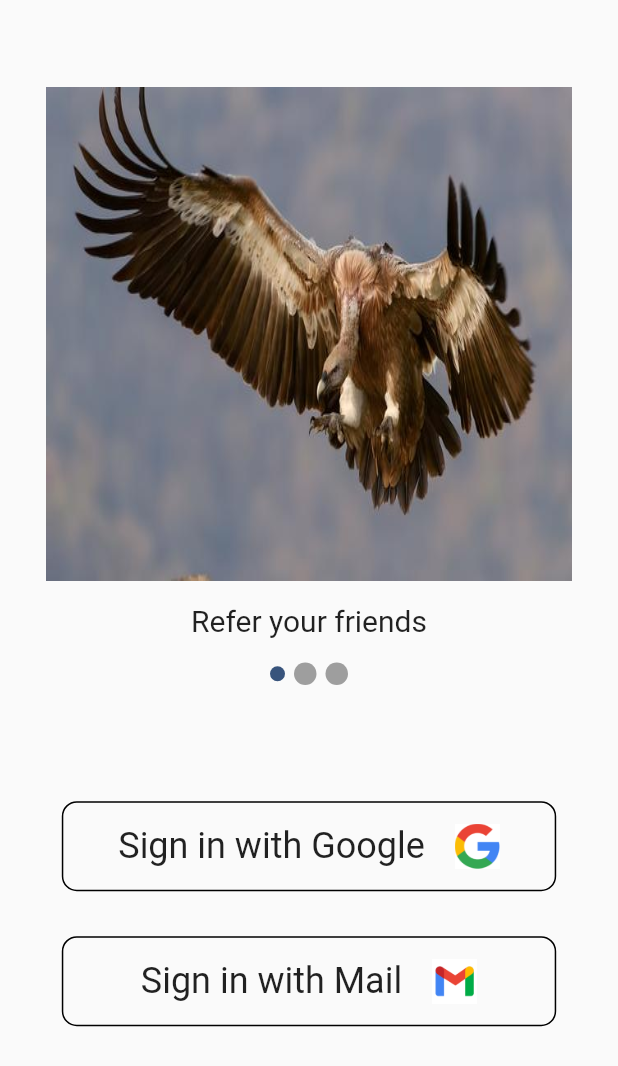
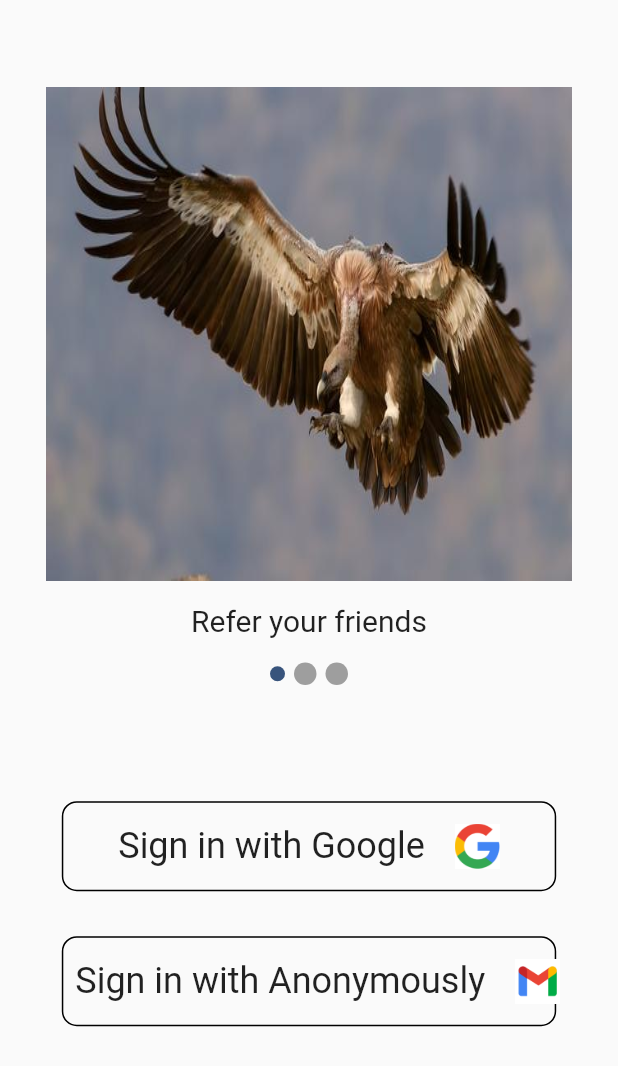
Before and after one commit to adityathakurxd/university, a Flutter app: the OnBoarding screen opened directly, swiped to page 2, on a phone screen of 412 x 824 dp. Shown: the top 1066 px of the screen. Run offline on Flutter 3.47's test engine with Material 2 defaults, Android fonts, the phone set to English and light mode, and no system bars; our stand-ins replace cloud_firestore, firebase_auth, flutter_swiper_null_safety, google_fonts; accounts and stored records are empty.

Commit message:
Onboarding screen updated

```diff
--- a/lib/screens/onboarding.dart
+++ b/lib/screens/onboarding.dart
@@ -135,7 +135,7 @@ class OnBoarding extends StatelessWidget {
                     mainAxisAlignment: MainAxisAlignment.center,
                     children: [
                       Text(
-                        'Sign in with Mail',
+                        'Sign in with Anonymously',
                         style: TextStyle(
                             fontSize: 24
                         ),
```
Also changed, not shown: 1 other file.
